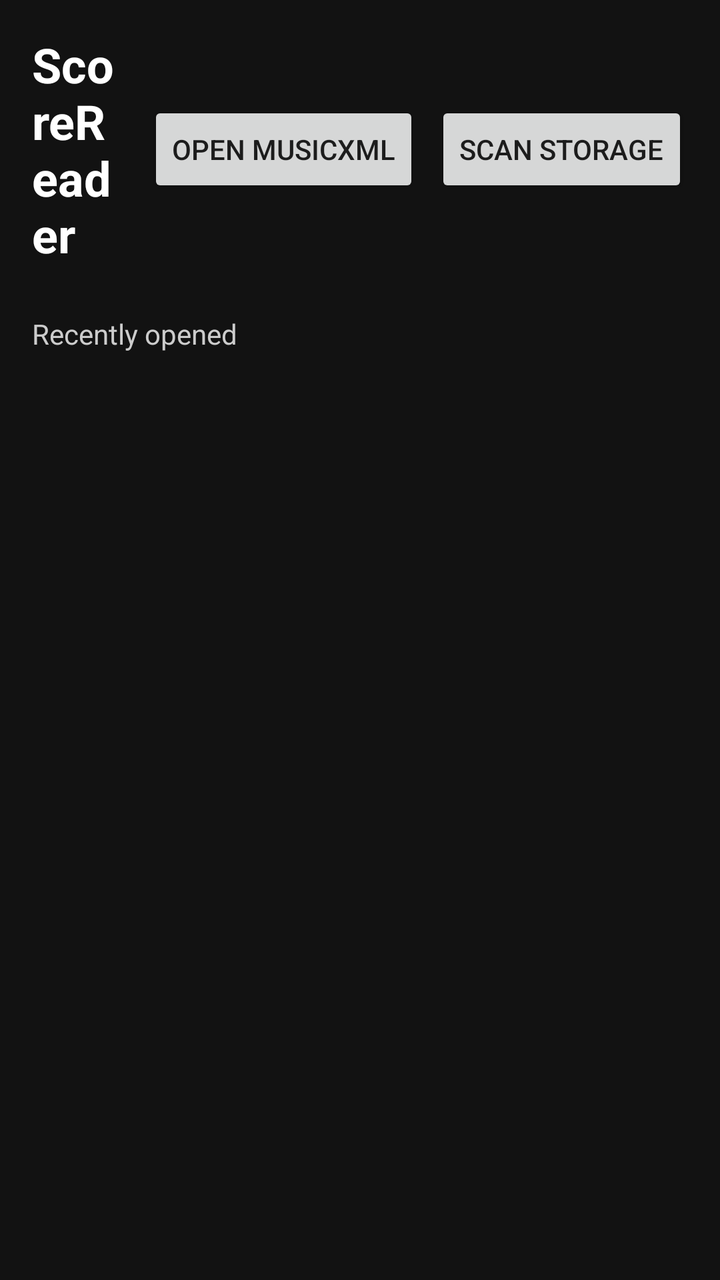
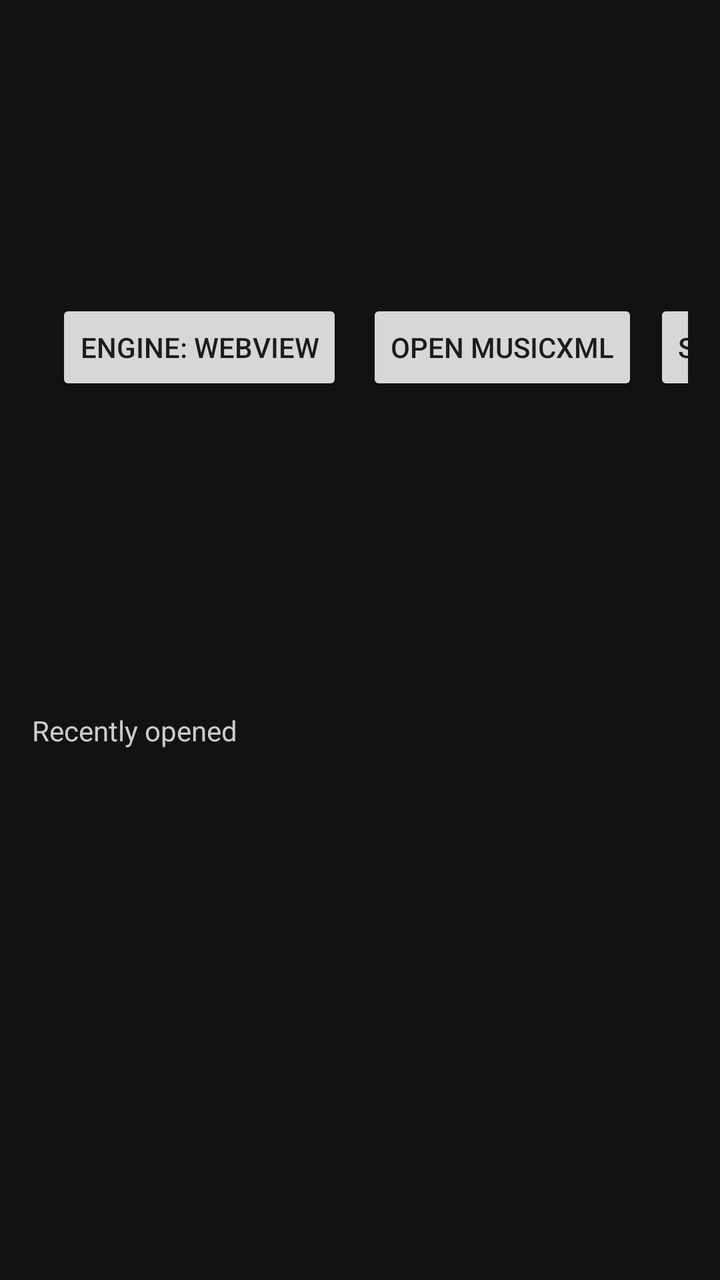

Screens rendered from an Android XML layout before and after an edit, with the pre-edit source and the edit as a unified diff.
<!-- AndroidManifest.xml: application theme Theme.ScoreReader -->
<!-- res/layout/activity_home.xml -->
<?xml version="1.0" encoding="utf-8"?>
<androidx.constraintlayout.widget.ConstraintLayout
    xmlns:android="http://schemas.android.com/apk/res/android"
    xmlns:app="http://schemas.android.com/apk/res-auto"
    android:layout_width="match_parent"
    android:layout_height="match_parent"
    android:background="#FF121212">

    <LinearLayout
        android:id="@+id/topBar"
        android:layout_width="match_parent"
        android:layout_height="wrap_content"
        android:orientation="horizontal"
        android:padding="16dp"
        android:gravity="center_vertical"
        app:layout_constraintTop_toTopOf="parent">

        <TextView
            android:layout_width="0dp"
            android:layout_height="wrap_content"
            android:layout_weight="1"
            android:text="@string/app_name"
            android:textColor="@color/toolbar_text"
            android:textSize="24sp"
            android:textStyle="bold" />

        <Button
            android:id="@+id/btnOpen"
            android:layout_width="wrap_content"
            android:layout_height="wrap_content"
            android:layout_marginStart="12dp"
            android:text="@string/action_open"
            android:focusable="true"
            android:nextFocusRight="@+id/btnScan"
            android:nextFocusDown="@+id/recyclerRecents" />

        <Button
            android:id="@+id/btnScan"
            android:layout_width="wrap_content"
            android:layout_height="wrap_content"
            android:layout_marginStart="8dp"
            android:text="@string/action_scan"
            android:focusable="true"
            android:nextFocusLeft="@id/btnOpen"
            android:nextFocusDown="@+id/recyclerRecents" />
    </LinearLayout>

    <TextView
        android:id="@+id/sectionRecents"
        android:layout_width="wrap_content"
        android:layout_height="wrap_content"
        android:layout_marginStart="16dp"
        android:layout_marginTop="8dp"
        android:text="@string/section_recents"
        android:textColor="#FFCCCCCC"
        android:textSize="14sp"
        app:layout_constraintTop_toBottomOf="@id/topBar"
        app:layout_constraintStart_toStartOf="parent" />

    <TextView
        android:id="@+id/emptyState"
        android:layout_width="match_parent"
        android:layout_height="wrap_content"
        android:layout_marginTop="40dp"
        android:padding="32dp"
        android:gravity="center"
        android:text="@string/empty_recents"
        android:textColor="#FF888888"
        android:textSize="16sp"
        android:visibility="gone"
        app:layout_constraintTop_toBottomOf="@id/sectionRecents" />

    <androidx.recyclerview.widget.RecyclerView
        android:id="@+id/recyclerRecents"
        android:layout_width="match_parent"
        android:layout_height="0dp"
        android:layout_marginTop="6dp"
        android:paddingStart="10dp"
        android:paddingEnd="10dp"
        android:paddingBottom="16dp"
        android:clipToPadding="false"
        android:focusable="true"
        android:descendantFocusability="afterDescendants"
        app:layout_constraintTop_toBottomOf="@id/sectionRecents"
        app:layout_constraintBottom_toBottomOf="parent" />

</androidx.constraintlayout.widget.ConstraintLayout>
<!-- resources referenced by this layout -->
<resources>
  <color name="toolbar_text">#FFFFFFFF</color>
  <string name="action_open">Open MusicXML</string>
  <string name="action_scan">Scan Storage</string>
  <string name="app_name">ScoreReader</string>
  <string name="empty_recents">No recent scores yet.\nPress “Open MusicXML” or “Scan Storage”.</string>
  <string name="section_recents">Recently opened</string>
  <style name="Theme.ScoreReader" parent="Theme.MaterialComponents.DayNight.NoActionBar">
          <item name="colorPrimary">@color/toolbar_bg</item>
          <item name="colorPrimaryVariant">@color/toolbar_bg</item>
          <item name="colorOnPrimary">@color/toolbar_text</item>
          <item name="colorAccent">@color/accent</item>
          <item name="android:windowBackground">@color/bg</item>
          <item name="android:statusBarColor" tools:targetApi="l">@color/toolbar_bg</item>
      </style>
  <color name="toolbar_bg">#FF222222</color>
  <color name="accent">#FF4CAF50</color>
  <color name="bg">#FFFFFFFF</color>
</resources>

<!-- the commit's change to res/layout/activity_home.xml (unified diff, before → after) -->
@@ -25,12 +25,23 @@
             android:textStyle="bold" />
 
         <Button
+            android:id="@+id/btnEngine"
+            android:layout_width="wrap_content"
+            android:layout_height="wrap_content"
+            android:layout_marginStart="12dp"
+            android:text="@string/engine_webview"
+            android:focusable="true"
+            android:nextFocusRight="@+id/btnOpen"
+            android:nextFocusDown="@+id/recyclerRecents" />
+
+        <Button
             android:id="@+id/btnOpen"
             android:layout_width="wrap_content"
             android:layout_height="wrap_content"
             android:layout_marginStart="12dp"
             android:text="@string/action_open"
             android:focusable="true"
+            android:nextFocusLeft="@id/btnEngine"
             android:nextFocusRight="@+id/btnScan"
             android:nextFocusDown="@+id/recyclerRecents" />
 
<!-- resource entries referenced after the edit -->
@@ -5,6 +5,7 @@
   <string name="action_scan">Scan Storage</string>
   <string name="app_name">ScoreReader</string>
   <string name="empty_recents">No recent scores yet.\nPress “Open MusicXML” or “Scan Storage”.</string>
+  <string name="engine_webview">Engine: WebView</string>
   <string name="section_recents">Recently opened</string>
   <style name="Theme.ScoreReader" parent="Theme.MaterialComponents.DayNight.NoActionBar">
           <item name="colorPrimary">@color/toolbar_bg</item>
